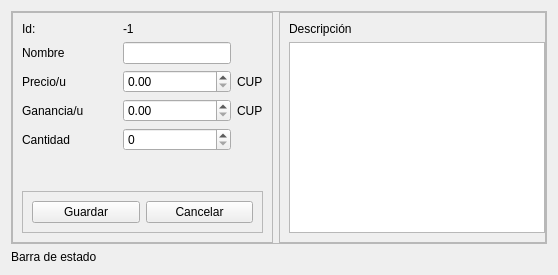
Before: the Qt Designer form view/ui/product_form.ui in R0land013/blue-pos, drawn with Qt 5.
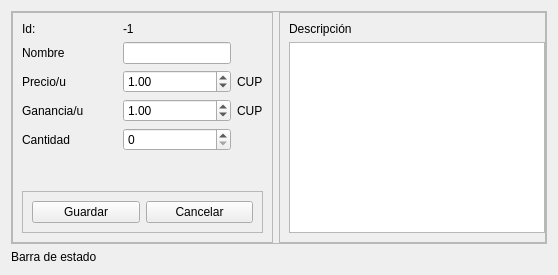
After: the same form once the commit is applied.

Commit message:
Feat: Añadidos los valores de restricción para los widgets del formulario de producto.
	Faltó la restricción de el campo descripción.

Diff of the .ui file:
```diff
--- a/view/ui/product_form.ui
+++ b/view/ui/product_form.ui
@@ -89,7 +89,14 @@
           </widget>
          </item>
          <item row="3" column="1">
-          <widget class="QDoubleSpinBox" name="profit_spin_box"/>
+          <widget class="QDoubleSpinBox" name="profit_spin_box">
+           <property name="maximum">
+            <double>1000000.000000000000000</double>
+           </property>
+           <property name="value">
+            <double>1.000000000000000</double>
+           </property>
+          </widget>
          </item>
          <item row="0" column="0">
           <widget class="QLabel" name="id_label">
@@ -108,7 +115,17 @@
           <widget class="QSpinBox" name="quantity_spin_box"/>
          </item>
          <item row="2" column="1">
-          <widget class="QDoubleSpinBox" name="price_spin_box"/>
+          <widget class="QDoubleSpinBox" name="price_spin_box">
+           <property name="minimum">
+            <double>0.010000000000000</double>
+           </property>
+           <property name="maximum">
+            <double>1000000.000000000000000</double>
+           </property>
+           <property name="value">
+            <double>1.000000000000000</double>
+           </property>
+          </widget>
          </item>
          <item row="4" column="0">
           <widget class="QLabel" name="label_9">
```
Left out of the diff: 21 changed lines with no effect on the pictures.
